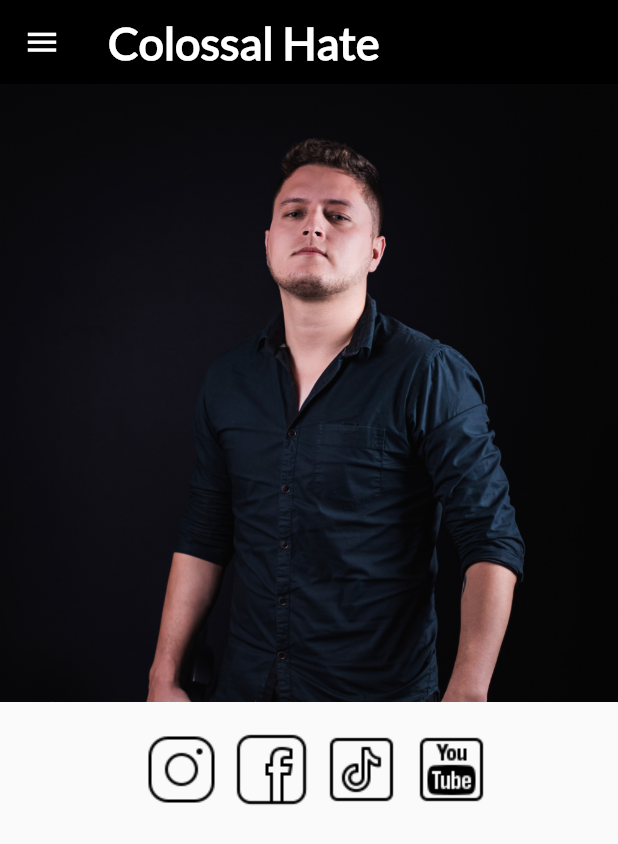
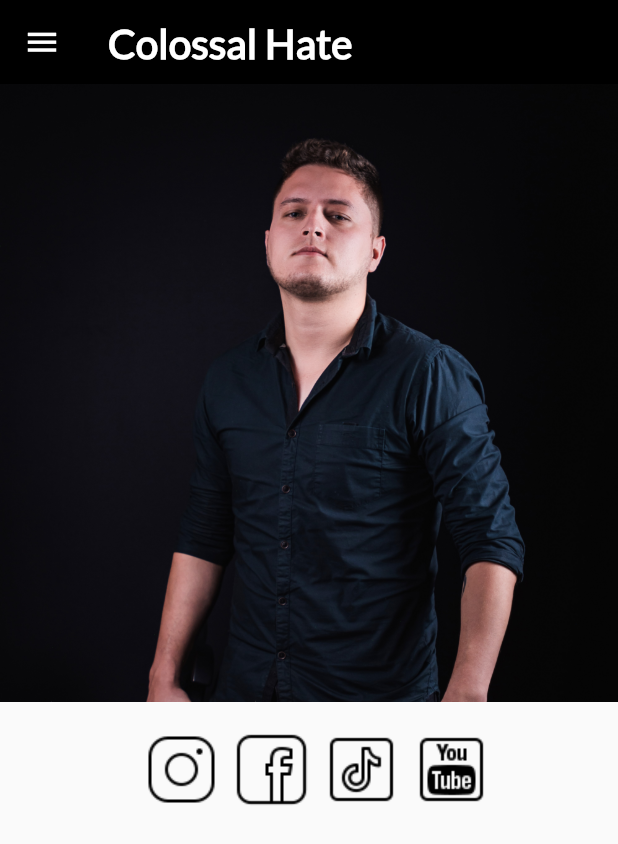
Before and after one commit to andresesposito62/ColossalHate, a Flutter app: the screen it shows after launch, on a phone screen of 412 x 824 dp. Shown: the top 844 px of the screen. Run offline on Flutter 3.47's test engine with Material 2 defaults, Android fonts, the phone set to English and light mode, and no system bars.

Commit message:
animation on tags is implemented

```diff
--- a/lib/components.dart
+++ b/lib/components.dart
@@ -1,4 +1,3 @@
-import 'package:flutter/cupertino.dart';
 import 'package:flutter/material.dart';
 
 class TabsWeb extends StatefulWidget {
@@ -10,15 +9,45 @@ class TabsWeb extends StatefulWidget {
 }
 
 class _TabsWebState extends State<TabsWeb> {
+
+  bool isSelected = false;
+
   @override
   Widget build(BuildContext context) {
-    return Text(widget.title,
-      style: const TextStyle(
-          color: Colors.white,
-          fontSize: 30.0,
-          fontFamily: "Lato",
-          fontWeight: FontWeight.bold
-      )
-        ,);
+
+    const selectedStyle = TextStyle(
+        color: Colors.white,
+        fontSize: 30.0,
+        fontFamily: "Lato",
+        fontWeight: FontWeight.bold,
+        decoration: TextDecoration.underline,
+        decorationThickness: 1,
+        decorationColor: Colors.white54
+    );
+
+    const unselectedStyle = TextStyle(
+        color: Colors.white,
+        fontSize: 27.0,
+        fontFamily: "Lato",
+        fontWeight: FontWeight.bold
+    );
+
+    return MouseRegion(
+      onEnter: (_){
+        setState(() {
+          isSelected = true;
+        });
+      },
+      onExit: (_){
+        setState(() {
+          isSelected = false;
+        });
+      },
+      child: AnimatedDefaultTextStyle(
+        duration: const Duration(milliseconds: 100),
+        style: isSelected ? selectedStyle :unselectedStyle,
+        child: Text(widget.title,),
+      ),
+    );
   }
 }
```
